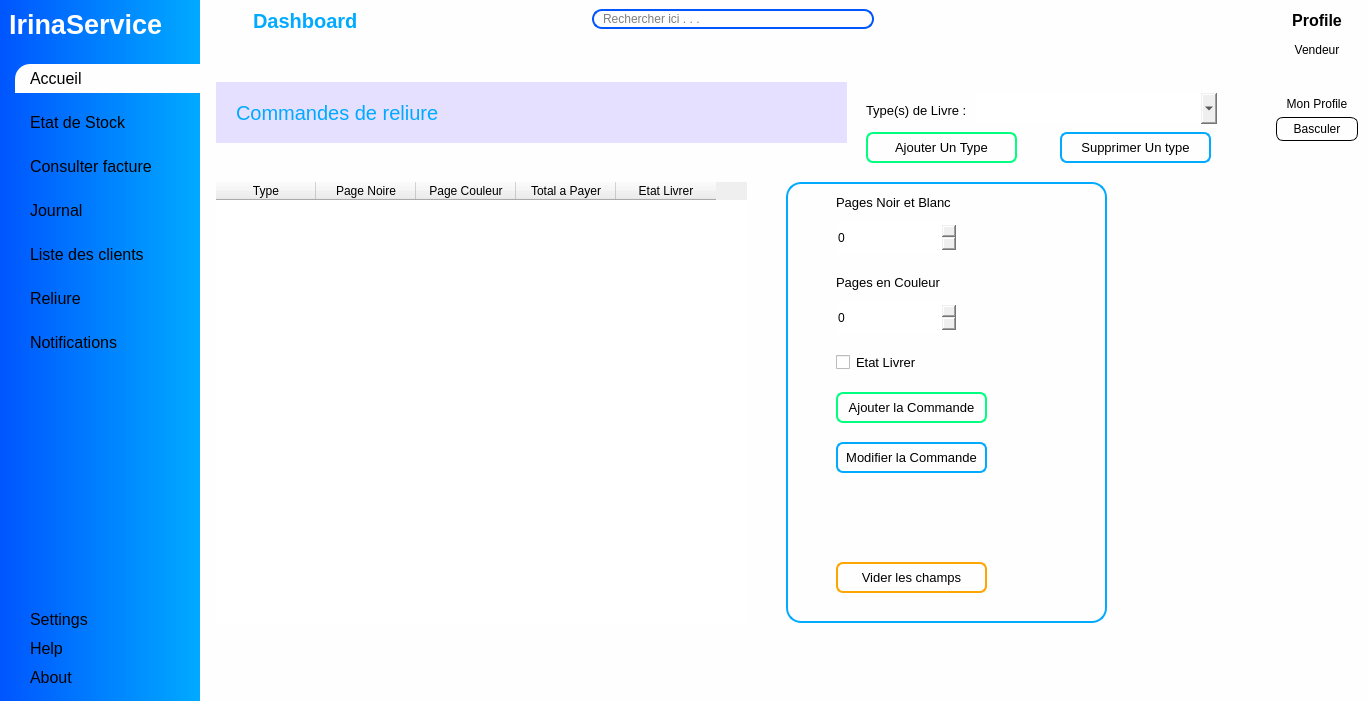
Above: views/main_window.ui from ninohantonio/Store-Management before the change. Below: the same form after it.
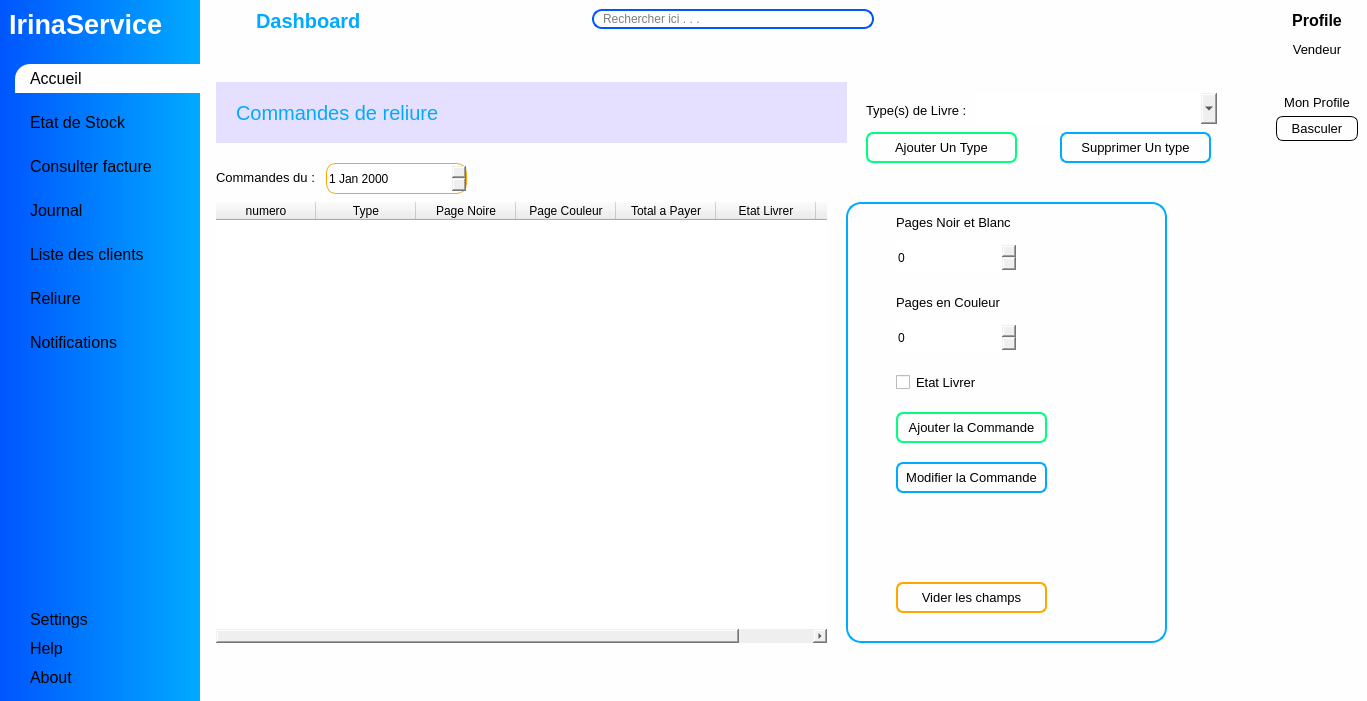
That is the form after the change. The open tabs and pages were chosen to show the change. Icons and pictures are not drawn. Custom widgets are drawn as their Qt base class.

Commit message: update main reliure

```diff
--- a/views/main_window.ui
+++ b/views/main_window.ui
@@ -10,6 +10,11 @@
     <height>701</height>
    </rect>
   </property>
+  <property name="font">
+   <font>
+    <pointsize>10</pointsize>
+   </font>
+  </property>
   <property name="windowTitle">
    <string>Irina Service</string>
   </property>
@@ -1556,11 +1561,16 @@
            <property name="geometry">
             <rect>
              <x>10</x>
-             <y>130</y>
-             <width>531</width>
+             <y>150</y>
+             <width>611</width>
              <height>441</height>
             </rect>
            </property>
+           <column>
+            <property name="text">
+             <string>numero</string>
+            </property>
+           </column>
            <column>
             <property name="text">
              <string>Type</string>
@@ -1586,6 +1596,11 @@
              <string>Etat Livrer</string>
             </property>
            </column>
+           <column>
+            <property name="text">
+             <string>Nom du Client</string>
+            </property>
+           </column>
           </widget>
           <widget class="QLabel" name="label_10">
            <property name="geometry">
@@ -1667,8 +1682,8 @@
           <widget class="QFrame" name="reliure_form">
            <property name="geometry">
             <rect>
-             <x>580</x>
-             <y>130</y>
+             <x>640</x>
+             <y>150</y>
              <width>321</width>
              <height>441</height>
             </rect>
@@ -1817,6 +1832,38 @@
             </property>
            </widget>
           </widget>
+          <widget class="QLabel" name="label_13">
+           <property name="geometry">
+            <rect>
+             <x>10</x>
+             <y>115</y>
+             <width>121</width>
+             <height>21</height>
+            </rect>
+           </property>
+           <property name="font">
+            <font>
+             <pointsize>10</pointsize>
+            </font>
+           </property>
+           <property name="text">
+            <string>Commandes du :</string>
+           </property>
+          </widget>
+          <widget class="QDateEdit" name="date_reliure">
+           <property name="geometry">
+            <rect>
+             <x>120</x>
+             <y>111</y>
+             <width>141</width>
+             <height>31</height>
+            </rect>
+           </property>
+           <property name="styleSheet">
+            <string notr="true">border: 1px solid orange;
+border-radius: 10px;</string>
+           </property>
+          </widget>
          </widget>
         </widget>
        </item>
```
Left out of the diff: 2 changed lines with no effect on the pictures. The commit also changes 1 other file.
